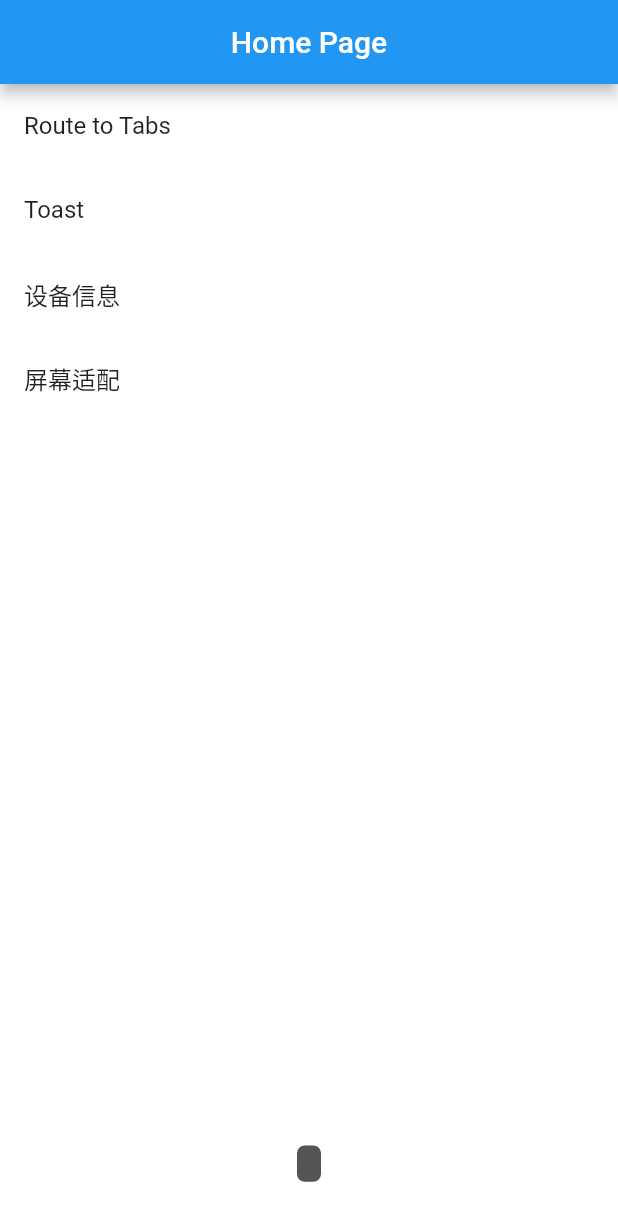
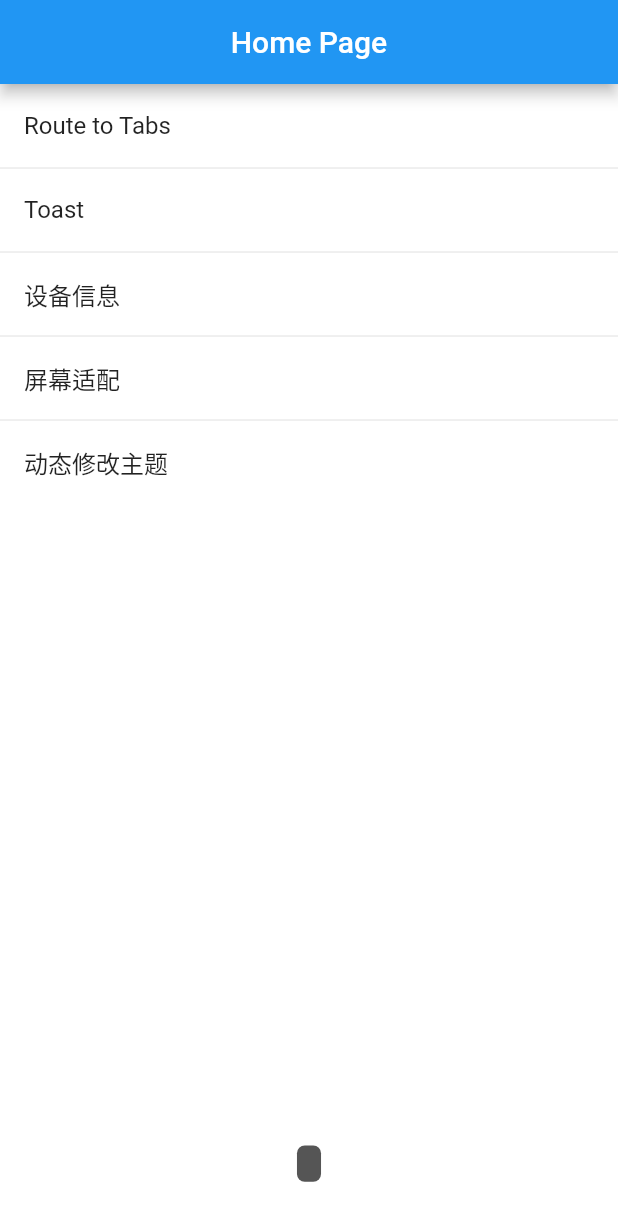
Before and after one commit to NightFarmer/flutter_is_easy, a Flutter app: the screen it shows after launch, on a phone screen of 412 x 824 dp. Shown: the top 1221 px of the screen. Run offline on Flutter 3.47's test engine with Material 2 defaults, Android fonts, the phone set to English and light mode, and no system bars.

Commit message:
调整路由相关代码

```diff
--- a/lib/main.dart
+++ b/lib/main.dart
@@ -1,7 +1,9 @@
 import 'dart:ui';
 
+import 'package:flutter/cupertino.dart';
 import 'package:flutter/material.dart';
 import 'package:flutter_is_easy/demo_page/extend/toast_page.dart';
+import 'package:flutter_is_easy/demo_page/normal/change_theme_page.dart';
 import 'package:flutter_is_easy/demo_page/normal/deviceInfo_page.dart';
 import 'dart:math';
 
@@ -29,6 +31,7 @@ class MyApp extends StatelessWidget {
           ScreenAdaptationPage.routeName: (context) =>
               new ScreenAdaptationPage(),
           ToastPage.routeName: (context) => new ToastPage(),
+          ChangeThemePage.routeName: (context) => new ChangeThemePage(),
         },
       ),
     );
@@ -49,7 +52,9 @@ class _MyHomePageState extends State<MyHomePage> {
         title: new Text("Home Page"),
       ),
       body: new ListView(
-        children: <Widget>[
+        children: ListTile.divideTiles(
+          context: context,
+          tiles: [
 //          new ListTile(
 //            title: new RaisedButton(
 //                child: new Text("Route to Tabs".toUpperCase()),
@@ -57,32 +62,23 @@ class _MyHomePageState extends State<MyHomePage> {
 //                  Navigator.of(context).pushNamed(TabsPage.routeName);
 //                }),
 //          ),
-          new ListTile(
-            title: new Text("Route to Tabs"),
-            onTap: () {
-              Navigator.of(context).pushNamed(TabsPage.routeName);
-            },
-          ),
-          new ListTile(
-            title: new Text("Toast"),
-            onTap: () {
-              Navigator.of(context).pushNamed(ToastPage.routeName);
-            },
-          ),
-          new ListTile(
-            title: new Text("设备信息"),
-            onTap: () {
-              Navigator.of(context).pushNamed(DeviceInfoPage.routeName);
-            },
-          ),
-          new ListTile(
-            title: new Text("屏幕适配"),
-            onTap: () {
-              Navigator.of(context).pushNamed(ScreenAdaptationPage.routeName);
-            },
-          ),
-        ],
+            buildRow("Route to Tabs", TabsPage.routeName),
+            buildRow("Toast", ToastPage.routeName),
+            buildRow("设备信息", DeviceInfoPage.routeName),
+            buildRow("屏幕适配", ScreenAdaptationPage.routeName),
+            buildRow("动态修改主题", ChangeThemePage.routeName),
+          ],
+        ).toList(),
       ),
+    );
+  }
+
+  buildRow(label, routeName) {
+    return ListTile(
+      title: Text(label),
+      onTap: () {
+        Navigator.of(context).pushNamed(routeName);
+      },
     );
   }
 }
```
Also changed, not shown: lib/demo_page/normal/change_theme_page.dart (added, +10 -0 lines), lib/demo_page/normal/deviceInfo_page.dart (+1 -6 lines).
